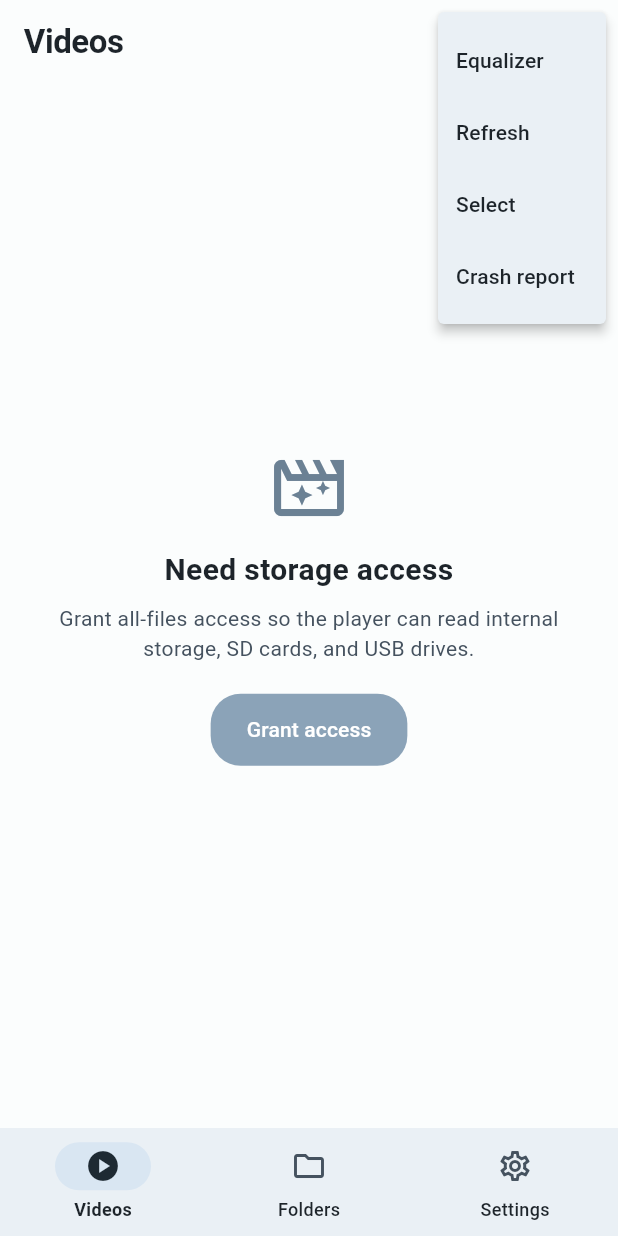
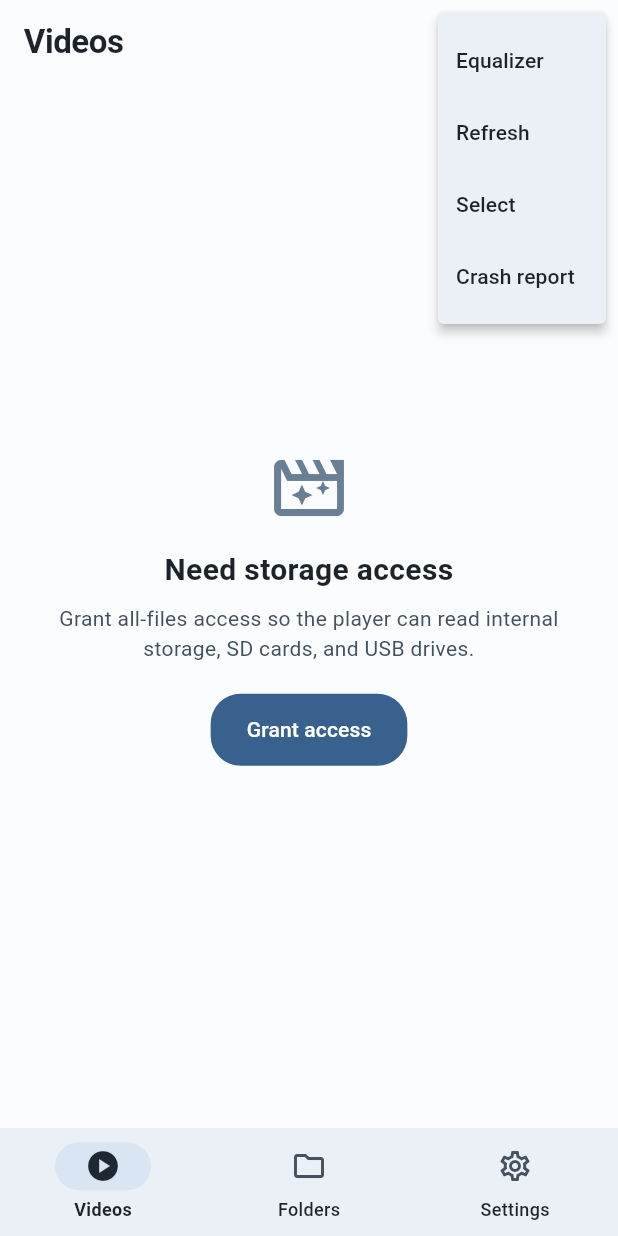
Before and after one commit to mounsokdara/video-player, a Flutter app: the screen it shows after launch, after a tap on the "more vert" icon, on a phone screen of 412 x 824 dp. Run offline on Flutter 3.47's test engine with Material 3 defaults, Android fonts, the phone set to English and light mode, and no system bars; drawn by our look-alikes of dynamic_color; our stand-ins replace battery_plus, package_info_plus, permission_handler, share_plus, shared_preferences, vibration and 1 more; missing offline and left inert: media_kit, media_kit_video, photo_manager, screen_brightness, volume_controller.

Commit message:
Theme: Dynamic color off by default, default color blue

```diff
--- a/lib/settings/settings.dart
+++ b/lib/settings/settings.dart
@@ -9,8 +9,8 @@ final appSettings = AppSettings();
 
 class AppSettings {
   ThemeModePref themeMode = ThemeModePref.system;
-  int seedColor = 0xFF8BA3B8;
-  bool dynamicColor = true;
+  int seedColor = 0xFF38618D;
+  bool dynamicColor = false;
   PlaylistUiStyle playlistStyle = PlaylistUiStyle.sheet;
 
   // General
@@ -196,8 +196,8 @@ class AppSettings {
   Future<void> load() async {
     final p = await SharedPreferences.getInstance();
     themeMode = ThemeModePref.values[(p.getInt('themeMode') ?? 0).clamp(0, ThemeModePref.values.length - 1)];
-    seedColor = p.getInt('seedColor') ?? 0xFF8BA3B8;
-    dynamicColor = p.getBool('dynamicColor') ?? true;
+    seedColor = p.getInt('seedColor') ?? 0xFF38618D;
+    dynamicColor = p.getBool('dynamicColor') ?? false;
     playlistStyle = PlaylistUiStyle.values[(p.getInt('playlistStyle') ?? 0).clamp(0, PlaylistUiStyle.values.length - 1)];
     rememberPlayback = p.getBool('rememberPlayback') ?? true;
     confirmDelete = p.getBool('confirmDelete') ?? true;
```
